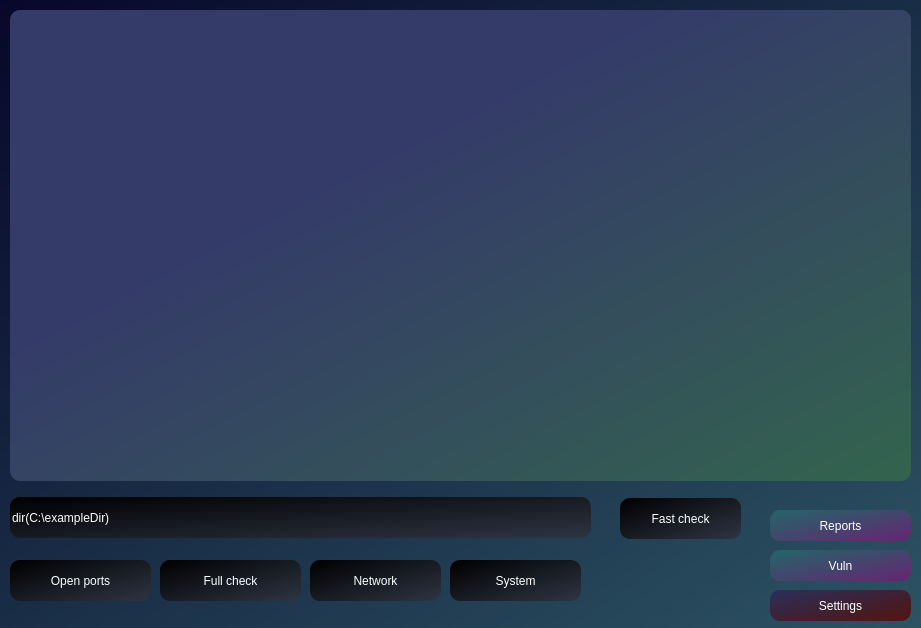
Old version of the form mainwindow.ui in the repository JuneSunAt7/SafeZone.
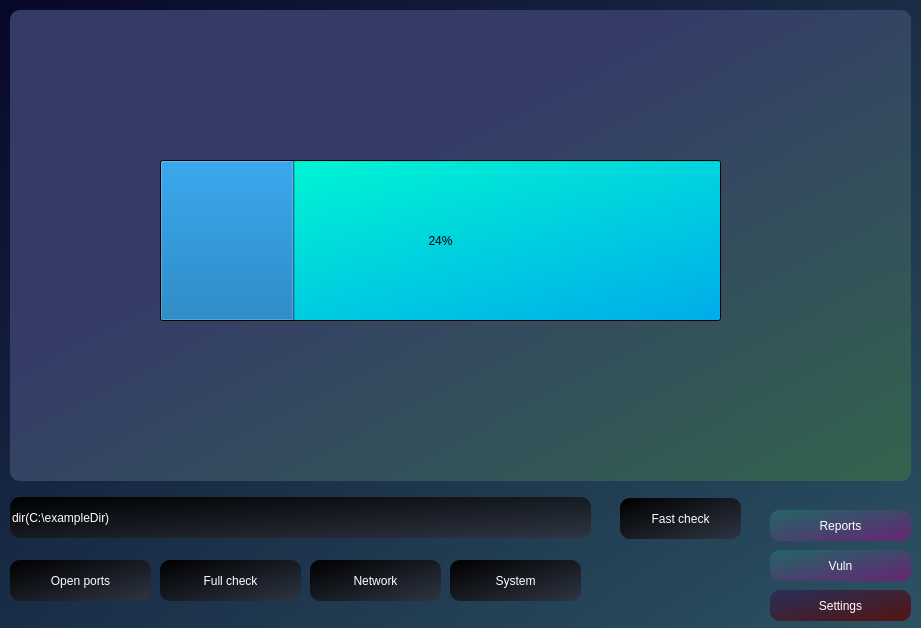
New version of the form.

What changed in the file:
```diff
--- a/mainwindow.ui
+++ b/mainwindow.ui
@@ -227,6 +227,22 @@
      <string>System</string>
     </property>
    </widget>
+   <widget class="QProgressBar" name="progressBar">
+    <property name="geometry">
+     <rect>
+      <x>160</x>
+      <y>160</y>
+      <width>561</width>
+      <height>161</height>
+     </rect>
+    </property>
+    <property name="styleSheet">
+     <string notr="true">background-color: qlineargradient(spread:pad, x1:0, y1:0, x2:1, y2:1, stop:0 rgba(0, 254, 209, 255), stop:1 rgba(0, 172, 234, 255));</string>
+    </property>
+    <property name="value">
+     <number>24</number>
+    </property>
+   </widget>
   </widget>
  </widget>
  <resources/>
```
Left out of the diff: 2 changed lines with no effect on the pictures.
